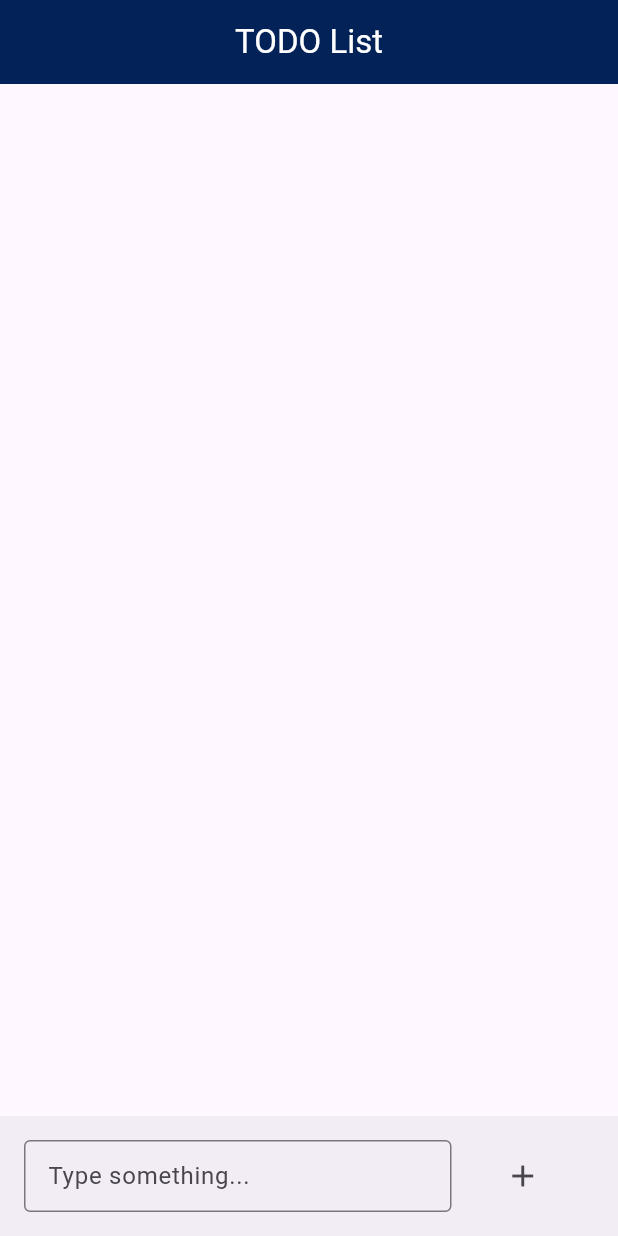
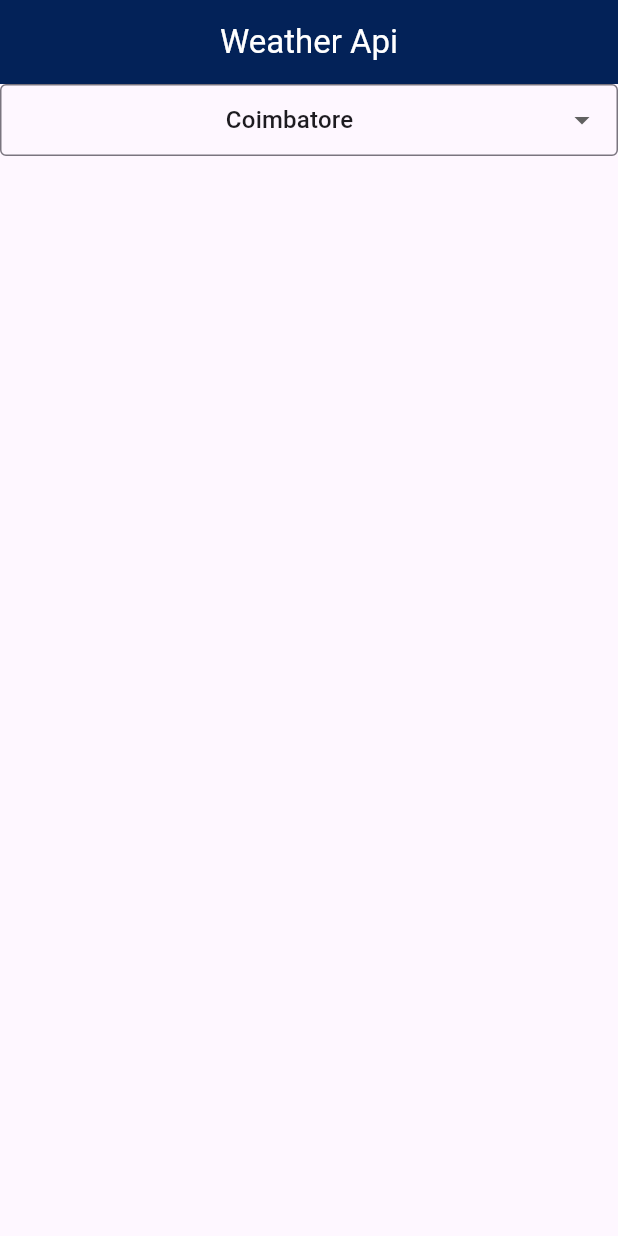
Before and after one commit to vignesh235/Getx, a Flutter app: the screen it shows after launch, on a phone screen of 412 x 824 dp. Run offline on Flutter 3.47's test engine with Material 3 defaults, Android fonts, the light colour scheme and no system bars; our stand-ins replace dio, get.

Commit message:
weather app

```diff
--- a/lib/main.dart
+++ b/lib/main.dart
@@ -1,5 +1,7 @@
 import 'package:flutter/material.dart';
 import 'package:todo/modules/todo/todoview.dart';
+
+import 'modules/weather/weatherview.dart';
 
 void main() {
   runApp(const MyApp());
@@ -17,7 +19,7 @@ class MyApp extends StatelessWidget {
         colorScheme: ColorScheme.fromSeed(seedColor: Colors.deepPurple),
         useMaterial3: true,
       ),
-      home: const Todoview(title: 'TODO List'),
+      home: const Weatherview(),
     );
   }
 }
--- a/lib/modules/todo/controllers.dart
+++ b/lib/modules/todo/controllers.dart
@@ -1,5 +1,3 @@
-import 'dart:math';
-
 import 'package:get/get.dart';
 import 'package:todo/modules/todo/todomodel.dart';
 
--- a/lib/modules/todo/todoview.dart
+++ b/lib/modules/todo/todoview.dart
@@ -65,7 +65,8 @@ class _TodoviewState extends State<Todoview> {
           children: [
             Expanded(
               flex: 3,
-              child: TextFormField(
+              child:
+               TextFormField(
                 controller: tittleController,
                 decoration: const InputDecoration(
                   hintText: 'Type something...',
--- /dev/null
+++ b/lib/modules/weather/controller.dart
@@ -0,0 +1,21 @@
+import 'dart:developer';
+
+import 'package:get/get.dart';
+import 'package:todo/modules/weather/servicecall.dart';
+
+class WeatherController extends GetxController {
+  var weatherData = {}.obs;
+  var isLoading = false.obs;
+
+  void fetchWeather(String city, String token) async {
+    isLoading.value = true;
+    log(city);
+    final data = await Apicall.instance.getWeather(city, token);
+    if (data != null) {
+      isLoading.value = false;
+      log(data.toString());
+      weatherData.value = data;
+    }
+    isLoading.value = false;
+  }
+}
--- /dev/null
+++ b/lib/modules/weather/servicecall.dart
@@ -0,0 +1,25 @@
+import 'dart:developer';
+
+import 'package:dio/dio.dart';
+
+class Apicall {
+  static final Apicall instance = Apicall._single();
+  Apicall._single();
+  final dio = Dio(
+    BaseOptions(
+      baseUrl: "https://api.openweathermap.org/data/2.5/",
+      connectTimeout: const Duration(seconds: 10),
+      receiveTimeout: const Duration(seconds: 10),
+    ),
+  );
+  Future getWeather(String city, String apikey) async {
+    log("APIiiiiiiiiiiiiiiiiiiiiiii");
+    log(city);
+    try {
+      Response response = await dio.get("weather", queryParameters: {"q": city, "appid": apikey});
+      return response.data;
+    } catch (e) {
+      return {};
+    }
+  }
+}
--- /dev/null
+++ b/lib/modules/weather/weatherview.dart
@@ -0,0 +1,89 @@
+import 'package:flutter/material.dart';
+import 'package:flutter/widgets.dart';
+import 'package:get/get.dart';
+import 'package:todo/modules/weather/controller.dart';
+import 'package:todo/modules/weather/servicecall.dart';
+
+class Weatherview extends StatefulWidget {
+  const Weatherview({super.key});
+
+  @override
+  State<Weatherview> createState() => _WeatherviewState();
+}
+
+String? selectedCity = "Coimbatore";
+List<String> cities = ["Mumbai", "Londan", "Bangalore", "Chennai", "Kolkata", "Coimbatore"];
+
+class _WeatherviewState extends State<Weatherview> {
+  @override
+  initState() {
+    super.initState();
+  }
+
+  final WeatherController todoController = Get.put(WeatherController());
+
+  @override
+  Widget build(BuildContext context) {
+    return Scaffold(
+      appBar: AppBar(
+        title: const Text(
+          "Weather Api",
+          style: TextStyle(color: Colors.white),
+        ),
+        backgroundColor: const Color.fromARGB(255, 3, 34, 88),
+        centerTitle: true,
+      ),
+      body: Column(
+        crossAxisAlignment: CrossAxisAlignment.start,
+        children: [
+          SizedBox(
+            width: MediaQuery.of(context).size.width,
+            child: DropdownButtonFormField<String>(
+              decoration: const InputDecoration(
+                border: OutlineInputBorder(), // Adds a border around the dropdown
+                contentPadding: EdgeInsets.symmetric(horizontal: 10, vertical: 10),
+              ),
+              hint: const Text("Choose a city"),
+              value: selectedCity,
+              isExpanded: true,
+              onTap: () {},
+              onChanged: (String? newValue) {
+                setState(() {
+                  selectedCity = newValue;
+                  todoController.fetchWeather(selectedCity!, "1ed3e1be4786ec8e17c282b9dee77492");
+                });
+              },
+              itemHeight: 50,
+              items: cities.map((String city) {
+                return DropdownMenuItem<String>(
+                  value: city,
+                  child: Center(child: Text(city)),
+                );
+              }).toList(),
+            ),
+          ),
+          Center(
+            child: Obx(() {
+              if (todoController.isLoading.value) {
+                return const CircularProgressIndicator();
+              } else {
+                return (todoController.weatherData.isEmpty)
+                    ? const Text("")
+                    : Column(
+                        children: [
+                          ListTile(
+                            leading: Image.network(
+                                'https://openweathermap.org/img/wn/${todoController.weatherData['weather'][0]['icon']}@2x.png'),
+                            title: Text(todoController.weatherData['weather'][0]['main']),
+                            subtitle: Text(todoController.weatherData['weather'][0]['description']),
+                          ),
+                        ],
+                      );
+              }
+            }),
+          )
+        ],
+      ),
+    );
+  }
+}
--- a/pubspec.yaml
+++ b/pubspec.yaml
@@ -36,6 +36,7 @@ dependencies:
   # Use with the CupertinoIcons class for iOS style icons.
   cupertino_icons: ^1.0.6
   get: ^4.6.6
+  dio: ^5.8.0+1
 
 dev_dependencies:
   flutter_test:
```
